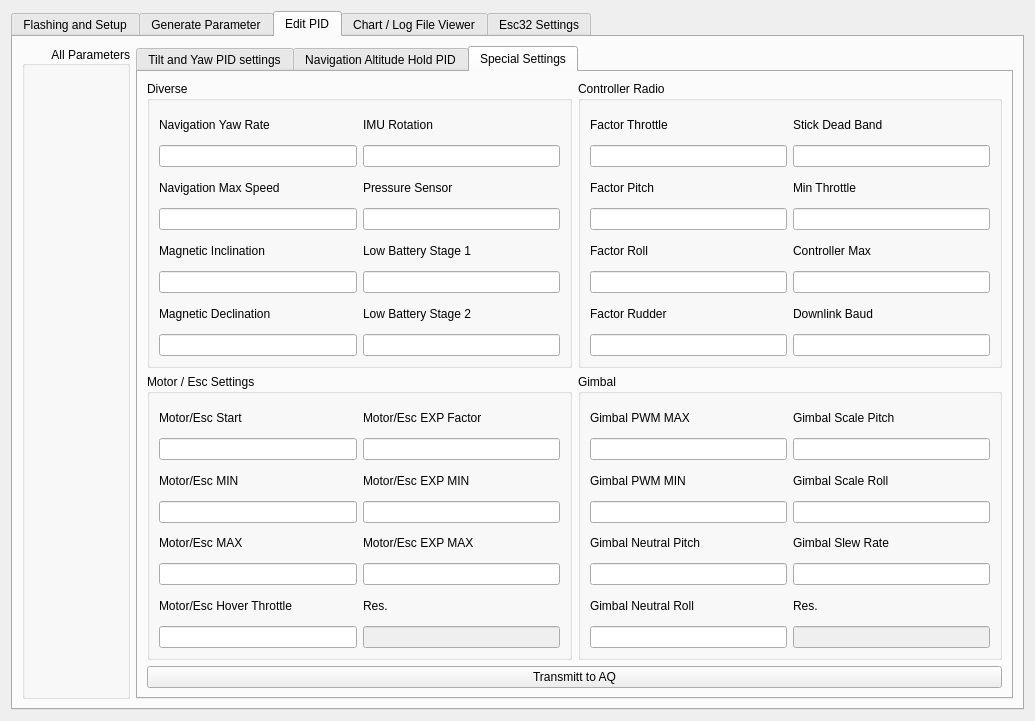
mpaperno/qgroundcontrol_aq, file src/ui/qgcautoquad.ui: the form before one commit.
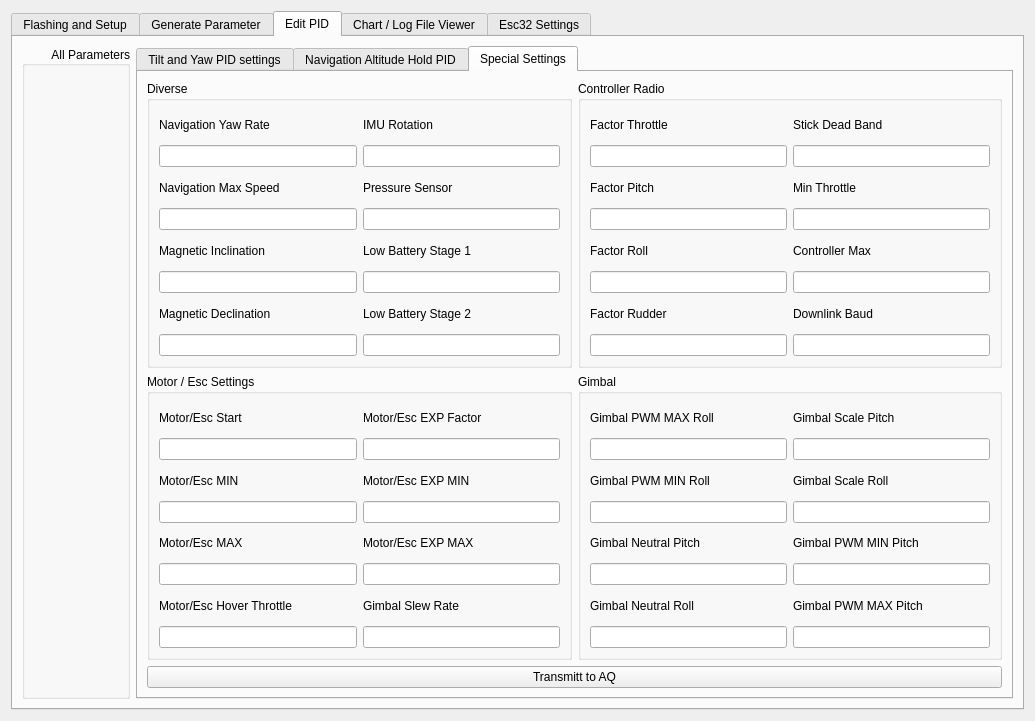
The form after the commit. The open tabs and pages were chosen to show the change.

Commit message: -- add new gimbal para

```diff
--- a/src/ui/qgcautoquad.ui
+++ b/src/ui/qgcautoquad.ui
@@ -3180,14 +3180,14 @@
                   <item>
                    <widget class="QLabel" name="label_112">
                     <property name="text">
-                     <string>Res.</string>
+                     <string>Gimbal Slew Rate</string>
                     </property>
                    </widget>
                   </item>
                   <item>
-                   <widget class="QLineEdit" name="lineEdit_17">
+                   <widget class="QLineEdit" name="GMBL_SLEW_RATE">
                     <property name="enabled">
-                     <bool>false</bool>
+                     <bool>true</bool>
                     </property>
                    </widget>
                   </item>
@@ -3211,12 +3211,12 @@
                   <item>
                    <widget class="QLabel" name="label_82">
                     <property name="text">
-                     <string>Gimbal PWM MAX</string>
+                     <string>Gimbal PWM MAX Roll</string>
                     </property>
                    </widget>
                   </item>
                   <item>
-                   <widget class="QLineEdit" name="GMBL_PWM_MAX"/>
+                   <widget class="QLineEdit" name="GMBL_PWM_MAX_ROL"/>
                   </item>
                  </layout>
                 </item>
@@ -3225,12 +3225,12 @@
                   <item>
                    <widget class="QLabel" name="label_83">
                     <property name="text">
-                     <string>Gimbal PWM MIN</string>
+                     <string>Gimbal PWM MIN Roll</string>
                     </property>
                    </widget>
                   </item>
                   <item>
-                   <widget class="QLineEdit" name="GMBL_PWM_MIN"/>
+                   <widget class="QLineEdit" name="GMBL_PWM_MIN_ROL"/>
                   </item>
                  </layout>
                 </item>
@@ -3299,12 +3299,12 @@
                   <item>
                    <widget class="QLabel" name="label_86">
                     <property name="text">
-                     <string>Gimbal Slew Rate</string>
+                     <string>Gimbal PWM MIN Pitch</string>
                     </property>
                    </widget>
                   </item>
                   <item>
-                   <widget class="QLineEdit" name="GMBL_SLEW_RATE"/>
+                   <widget class="QLineEdit" name="GMBL_PWM_MIN_PIT"/>
                   </item>
                  </layout>
                 </item>
@@ -3313,14 +3313,14 @@
                   <item>
                    <widget class="QLabel" name="label_113">
                     <property name="text">
-                     <string>Res.</string>
+                     <string>Gimbal PWM MAX Pitch</string>
                     </property>
                    </widget>
                   </item>
                   <item>
-                   <widget class="QLineEdit" name="lineEdit_18">
+                   <widget class="QLineEdit" name="GMBL_PWM_MAX_PIT">
                     <property name="enabled">
-                     <bool>false</bool>
+                     <bool>true</bool>
                     </property>
                    </widget>
                   </item>
```
Left out of the diff: 10 changed lines with no effect on the pictures.
